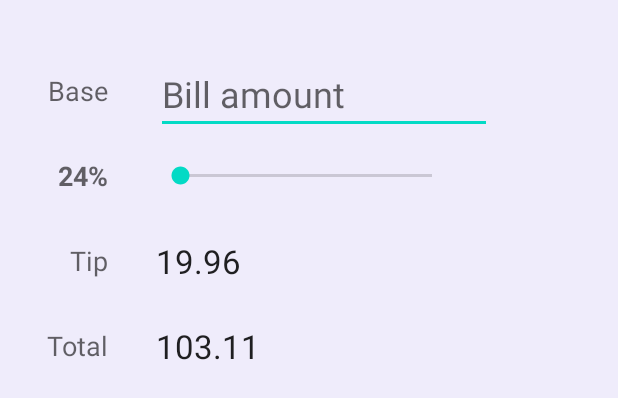
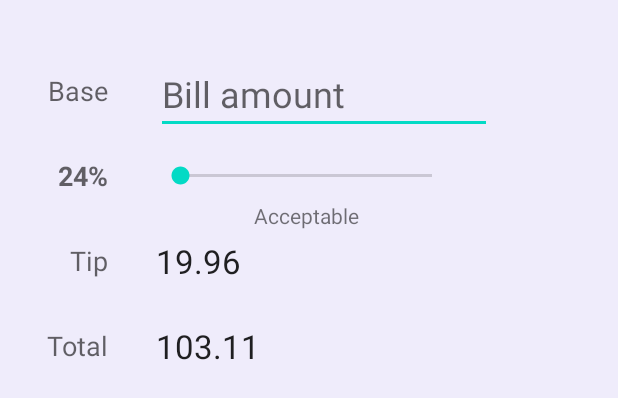
Before and after one commit to r1chou5e/tippy-kotlin-android-app, an Android app: the layout activity_main.xml on its own in the app's theme, with its tools: preview values and no code run, on a phone screen of 412 x 824 dp. Shown: the top 398 px of the screen. Run offline under Robolectric (Android 15) with nearby library versions, the phone set to English and light mode, and no system bars.

```diff
--- a/app/src/main/res/layout/activity_main.xml
+++ b/app/src/main/res/layout/activity_main.xml
@@ -105,4 +105,15 @@
         app:layout_constraintBottom_toBottomOf="parent"
         app:layout_constraintEnd_toEndOf="parent"
         app:layout_constraintStart_toStartOf="parent" />
+
+    <TextView
+        android:id="@+id/tvTipDescription"
+        android:layout_width="wrap_content"
+        android:layout_height="wrap_content"
+        android:layout_marginTop="8dp"
+        android:text="TextView"
+        app:layout_constraintEnd_toEndOf="@+id/seekBarTip"
+        app:layout_constraintStart_toStartOf="@+id/seekBarTip"
+        app:layout_constraintTop_toBottomOf="@+id/seekBarTip"
+        tools:text="Acceptable" />
 </androidx.constraintlayout.widget.ConstraintLayout>
```
Also changed, not shown: app/src/main/java/com/example/myapplication/MainActivity.kt (+16 -0 lines).
